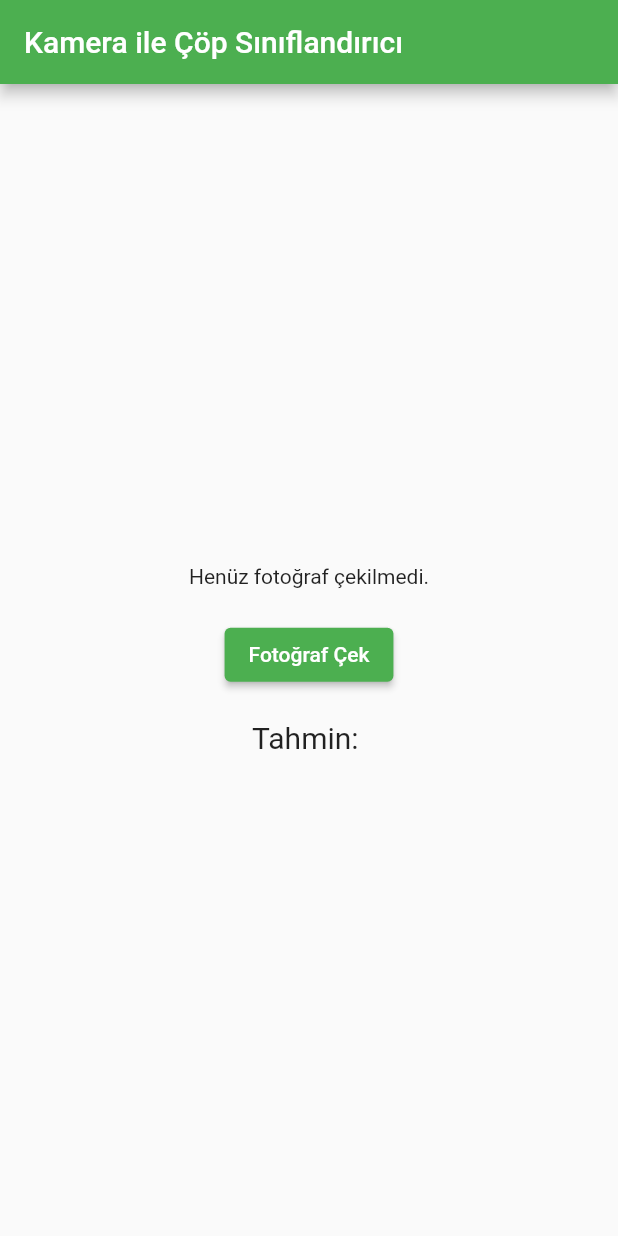
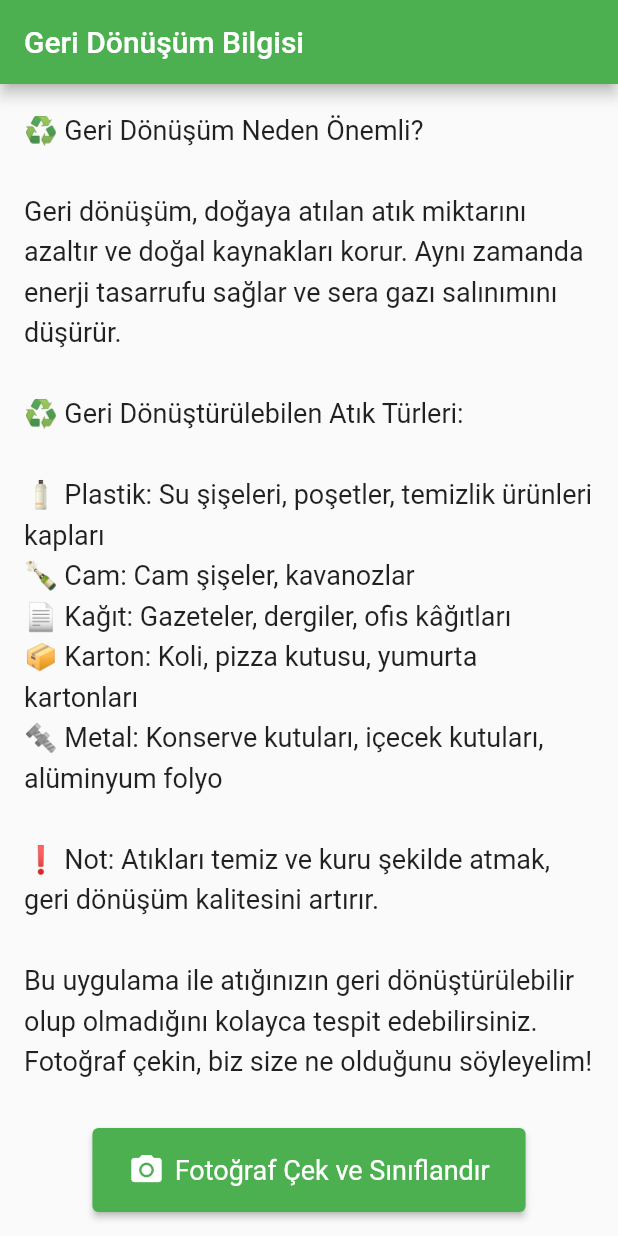
Before and after one commit to aliozcany/Recycle-Classifier, a Flutter app: the screen it shows after launch, on a phone screen of 412 x 824 dp. Run offline on Flutter 3.47's test engine with Material 2 defaults, Android fonts, the phone set to English and light mode, and no system bars; our stand-ins replace image_picker.

Commit message:
geri dönüştürülebilirlik kontrolü ve tahmin güven skoru eklendi

```diff
--- a/lib/main.dart
+++ b/lib/main.dart
@@ -11,6 +11,56 @@ void main() {
   runApp(MyApp());
 }
 
+class InfoScreen extends StatelessWidget {
+  @override
+  Widget build(BuildContext context) {
+    return Scaffold(
+      appBar: AppBar(title: Text("Geri Dönüşüm Bilgisi")),
+      body: Padding(
+        padding: const EdgeInsets.all(16.0),
+        child: Column(
+          children: [
+            Text(
+               "♻️ Geri Dönüşüm Neden Önemli?\n\n"
+                "Geri dönüşüm, doğaya atılan atık miktarını azaltır ve doğal kaynakları korur. "
+                "Aynı zamanda enerji tasarrufu sağlar ve sera gazı salınımını düşürür.\n\n"
+
+                "♻️ Geri Dönüştürülebilen Atık Türleri:\n\n"
+                "🧴 Plastik: Su şişeleri, poşetler, temizlik ürünleri kapları\n"
+                "🍾 Cam: Cam şişeler, kavanozlar\n"
+                "📄 Kağıt: Gazeteler, dergiler, ofis kâğıtları\n"
+                "📦 Karton: Koli, pizza kutusu, yumurta kartonları\n"
+                "🔩 Metal: Konserve kutuları, içecek kutuları, alüminyum folyo\n\n"
+
+                "❗ Not: Atıkları temiz ve kuru şekilde atmak, geri dönüşüm kalitesini artırır.\n\n"
+
+                "Bu uygulama ile atığınızın geri dönüştürülebilir olup olmadığını kolayca tespit edebilirsiniz. "
+                 "Fotoğraf çekin, biz size ne olduğunu söyleyelim!",
+                  style: TextStyle(fontSize: 18, height: 1.5),
+                ),
+
+            Spacer(),
+            ElevatedButton.icon(
+              onPressed: () {
+                Navigator.push(
+                  context,
+                  MaterialPageRoute(builder: (_) => ImageUploadScreen()),
+                );
+              },
+              icon: Icon(Icons.camera_alt),
+              label: Text("Fotoğraf Çek ve Sınıflandır"),
+              style: ElevatedButton.styleFrom(
+                padding: EdgeInsets.symmetric(horizontal: 24, vertical: 16),
+                textStyle: TextStyle(fontSize: 18),
+              ),
+            ),
+          ],
+        ),
+      ),
+    );
+  }
+}
+
 class MyApp extends StatelessWidget {
   @override
   Widget build(BuildContext context) {
@@ -18,7 +68,7 @@ class MyApp extends StatelessWidget {
       debugShowCheckedModeBanner: false,
       title: 'Çöp Sınıflandırıcı',
       theme: ThemeData(primarySwatch: Colors.green),
-      home: ImageUploadScreen(),
+      home: InfoScreen(),
     );
   }
 }
@@ -31,6 +81,20 @@ class ImageUploadScreen extends StatefulWidget {
 class _ImageUploadScreenState extends State<ImageUploadScreen> {
   File? _image;
   String _prediction = '';
+  double _confidence = 0.0;
+  bool _isLoading = false;
+
+  bool isRecyclable(String prediction) {
+  final recyclable = [
+    'battery',
+    'cardboard',
+    'glass',
+    'metal',
+    'paper',
+    'plastic',
+  ];
+  return recyclable.contains(prediction.toLowerCase());
+}
 
   Future<void> captureImage() async {
     final pickedFile = await ImagePicker().pickImage(source: ImageSource.camera); // 👈 burası değişti
@@ -43,24 +107,33 @@ class _ImageUploadScreenState extends State<ImageUploadScreen> {
   }
 
 Future<void> sendImageToAPI(File image) async {
+  setState(() {
+    _isLoading = true;
+  });
+
   var uri = Uri.parse('http://192.168.1.104:5000/predict');
   var request = http.MultipartRequest('POST', uri);
   request.files.add(await http.MultipartFile.fromPath(
     'image', image.path,
     contentType: MediaType('image', 'jpeg'),
   ));
+
   var response = await request.send();
+  final respStr = await response.stream.bytesToString();
 
+  setState(() {
+    _isLoading = false;
     if (response.statusCode == 200) {
-      final respStr = await response.stream.bytesToString();
       final decoded = jsonDecode(respStr);
-      setState(() {
       _prediction = decoded['prediction'];
+      _confidence = decoded['confidence'];  // 🔥 Artık düzgün set ediliyor
+    } else {
+      _prediction = 'Tahmin alınamadı 😕';
+      _confidence = 0.0;
+    }
   });
-    } else {
-      print('Tahmin başarısız: ${response.statusCode}');
 }
-  }
+
 
   @override
 Widget build(BuildContext context) {
@@ -79,7 +152,51 @@ class _ImageUploadScreenState extends State<ImageUploadScreen> {
             child: Text("Fotoğraf Çek"),
           ),
           SizedBox(height: 20),
-            Text("Tahmin: $_prediction", style: TextStyle(fontSize: 20)),
+          _isLoading
+              ? CircularProgressIndicator()
+              : _prediction.isNotEmpty
+  ? Column(
+      children: [
+        Row(
+          mainAxisAlignment: MainAxisAlignment.center,
+          children: [
+            Icon(
+              isRecyclable(_prediction)
+                  ? Icons.check_circle
+                  : Icons.cancel,
+              color: isRecyclable(_prediction)
+                  ? Colors.green
+                  : Colors.red,
+              size: 28,
+            ),
+            SizedBox(width: 10),
+            Text(
+              isRecyclable(_prediction)
+                  ? "♻️ Geri dönüştürülebilir madde!"
+                  : "🚫 Geri dönüştürülemez.",
+              style: TextStyle(
+                fontSize: 18,
+                fontWeight: FontWeight.bold,
+                color: isRecyclable(_prediction)
+                    ? Colors.green
+                    : Colors.red,
+              ),
+            ),
+          ],
+        ),
+        SizedBox(height: 10),
+        Text(
+          "🔍 Tahmin: ${_prediction[0].toUpperCase()}${_prediction.substring(1)}",
+          style: TextStyle(fontSize: 16),
+        ),
+        Text(
+          "📊 Güven: %${(_confidence * 100).toStringAsFixed(1)}",
+          style: TextStyle(fontSize: 16),
+        ),
+      ],
+    )
+  : Container(),
+
         ],
       ),
     ),
```
Lines whose indentation alone changed are shown as unchanged.
